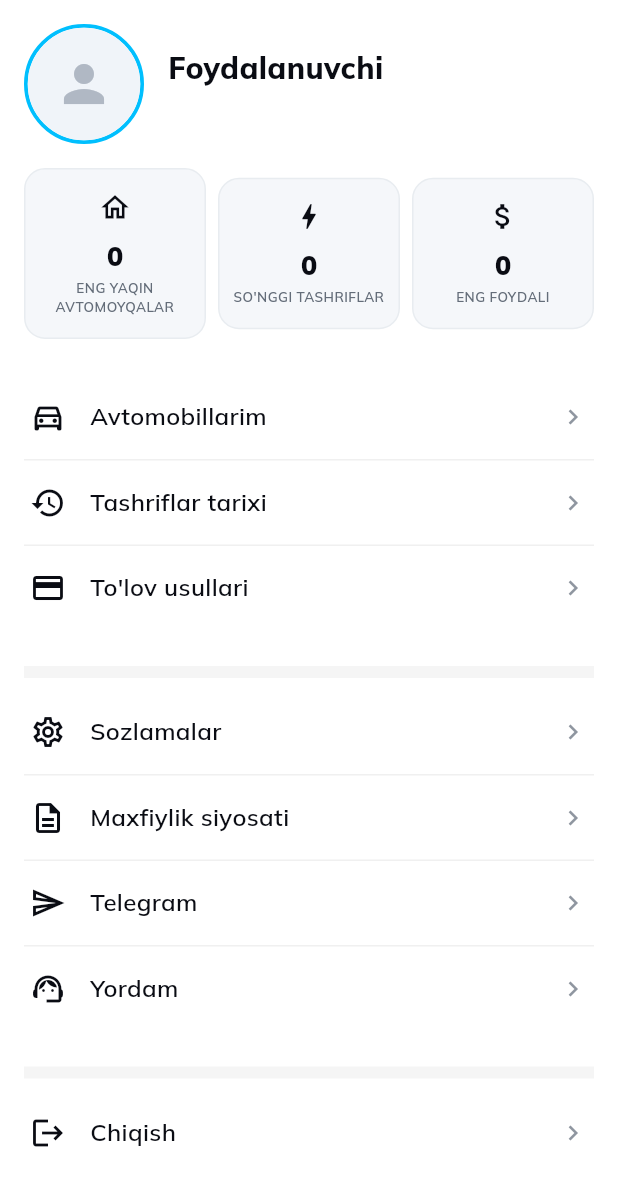
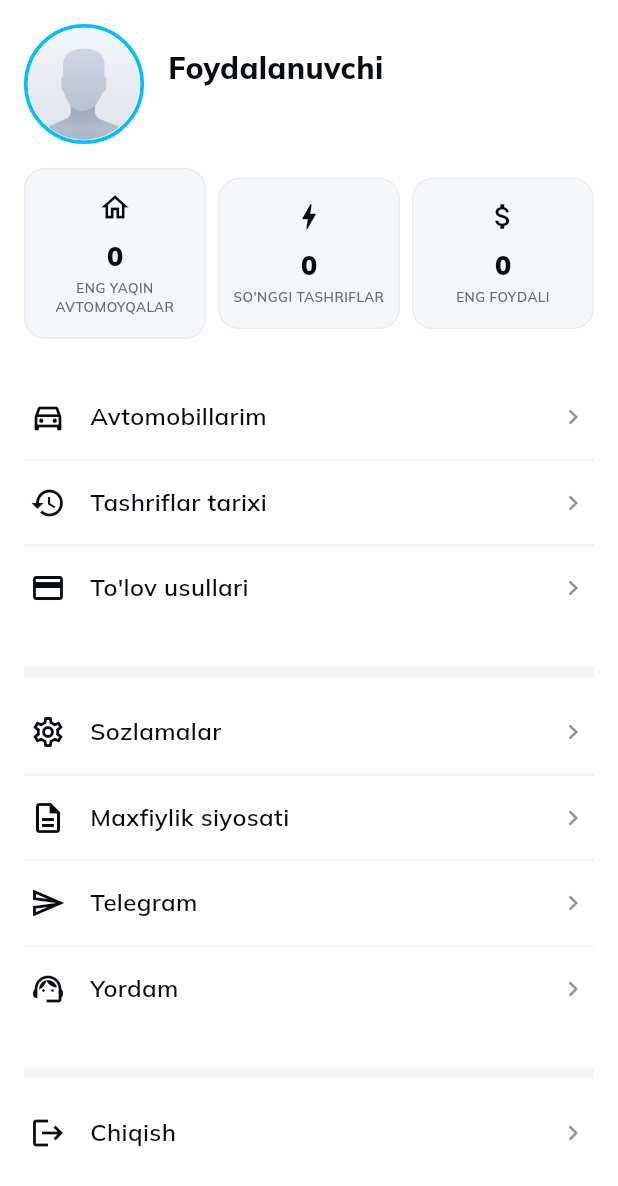
Before and after one commit to developershahzod/yovgo-app, a Flutter app: the ProfileScreen screen opened directly, on a phone screen of 412 x 824 dp. Shown: the top 1186 px of the screen. Run offline on Flutter 3.47's test engine with Material 3 defaults, Android fonts, the phone set to English and light mode, and no system bars; our stand-ins replace dio, flutter_secure_storage, flutter_svg, geolocator, google_fonts, google_maps_flutter and 3 more; missing offline and left inert: dart:html, dart:ui_web, mobile_scanner; accounts and stored records are empty; network calls fail.

Commit message:
Use avatar-types.png as default user image in profile and edit profile screens

```diff
--- a/flutter_app/lib/screens/profile/edit_profile_screen.dart
+++ b/flutter_app/lib/screens/profile/edit_profile_screen.dart
@@ -127,7 +127,9 @@
                     : null,
               ),
               child: _selectedImage == null
-                  ? const Icon(Icons.person, size: 60, color: AppColors.textTertiary)
+                  ? ClipOval(
+                      child: Image.asset('assets/images/avatar-types.png', width: 120, height: 120, fit: BoxFit.cover),
+                    )
                   : null,
             ),
             Positioned(
--- a/flutter_app/lib/screens/profile/profile_screen.dart
+++ b/flutter_app/lib/screens/profile/profile_screen.dart
@@ -171,11 +171,13 @@
               Container(
                 width: 72,
                 height: 72,
-                decoration: BoxDecoration(
+                decoration: const BoxDecoration(
                   shape: BoxShape.circle,
-                  color: const Color(0xFFE8EDF2),
+                  image: DecorationImage(
+                    image: AssetImage('assets/images/avatar-types.png'),
+                    fit: BoxFit.cover,
+                  ),
                 ),
-                child: const Icon(Icons.person, size: 40, color: Color(0xFFB0B8C4)),
               ),
               const SizedBox(width: 16),
               Expanded(
@@ -247,8 +249,8 @@
           ),
           child: const CircleAvatar(
             radius: 37,
+            backgroundImage: AssetImage('assets/images/avatar-types.png'),
             backgroundColor: Color(0xFFF0F4F9),
-            child: Icon(Icons.person, size: 40, color: Color(0xFFB0B8C4)),
           ),
         ),
         const SizedBox(width: 16),
```
